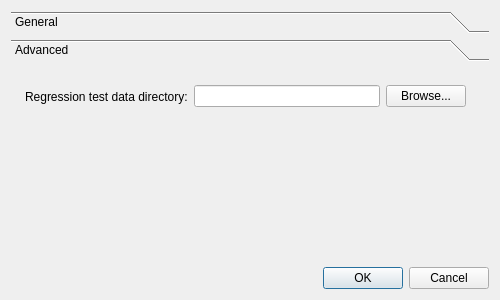
Before: the Qt Designer form src/Interface/Application/Preferences.ui in SCIInstitute/SCIRun, drawn with Qt 5.
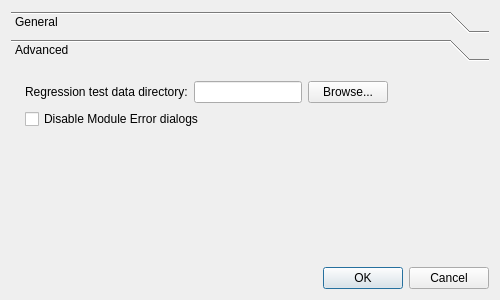
After: the same form once the commit is applied. The open tabs and pages were chosen to show the change.

Commit message: Working on module error dialog preference

```diff
--- a/src/Interface/Application/Preferences.ui
+++ b/src/Interface/Application/Preferences.ui
@@ -46,7 +46,15 @@
        </property>
       </widget>
      </widget>
-     <widget class="QWidget" name="toolBoxPage2" native="true">
+     <widget class="QWidget" name="toolBoxPage2">
+      <property name="geometry">
+       <rect>
+        <x>0</x>
+        <y>0</y>
+        <width>482</width>
+        <height>199</height>
+       </rect>
+      </property>
       <attribute name="label">
        <string>Advanced</string>
       </attribute>
@@ -55,10 +63,12 @@
         <rect>
          <x>14</x>
          <y>14</y>
-         <width>441</width>
-         <height>31</height>
+         <width>431</width>
+         <height>61</height>
         </rect>
        </property>
+       <layout class="QFormLayout" name="formLayout">
+        <item row="0" column="0">
        <layout class="QHBoxLayout" name="horizontalLayout">
         <item>
          <widget class="QLabel" name="label">
@@ -78,6 +88,15 @@
          <widget class="QPushButton" name="regressionTestDataButton_">
           <property name="text">
            <string>Browse...</string>
+            </property>
+           </widget>
+          </item>
+         </layout>
+        </item>
+        <item row="1" column="0">
+         <widget class="QCheckBox" name="moduleErrorDialogDisableCheckbox_">
+          <property name="text">
+           <string>Disable Module Error dialogs</string>
           </property>
          </widget>
         </item>
```
Left out of the diff: 10 changed lines with no effect on the pictures. Lines whose indentation alone changed are shown as unchanged. The commit also changes 4 other files.
